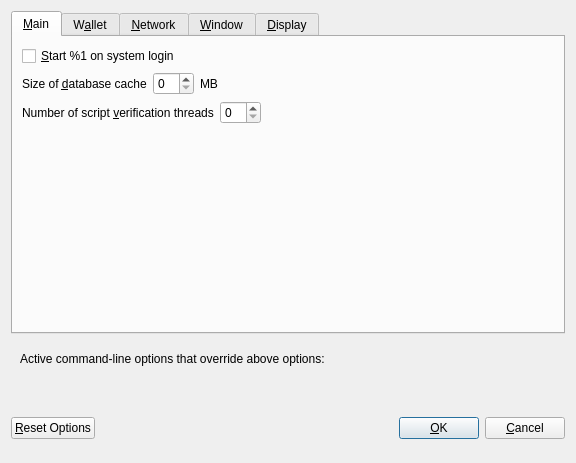
coin-lobby/Coin-Lobby-Core, file src/qt/forms/optionsdialog.ui: the form before one commit.
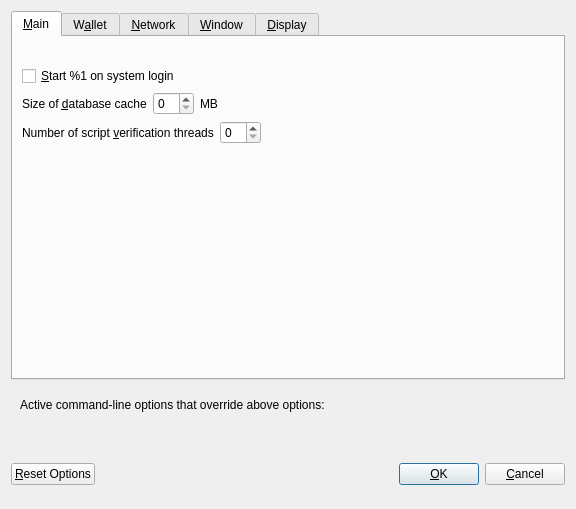
The form after the commit. Custom widgets are drawn as their Qt base class.

```diff
--- a/src/qt/forms/optionsdialog.ui
+++ b/src/qt/forms/optionsdialog.ui
@@ -7,7 +7,7 @@
     <x>0</x>
     <y>0</y>
     <width>576</width>
-    <height>402</height>
+    <height>509</height>
    </rect>
   </property>
   <property name="windowTitle">
@@ -27,6 +27,9 @@
        <string>&amp;Main</string>
       </attribute>
       <layout class="QVBoxLayout" name="verticalLayout_Main">
+       <item>
+        <widget class="QLabel" name="label_4"/>
+       </item>
        <item>
         <widget class="QCheckBox" name="bitcoinAtStartup">
          <property name="toolTip">
```
